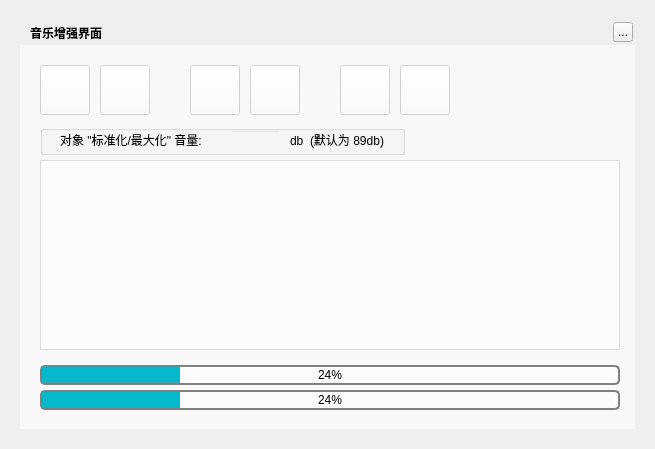
The window that TTKCore/musicUi/musicToolsetswidget/musicvolumegainwidget.ui (Greedysky/TTKMusicPlayer) describes before a commit, drawn with Qt 5.
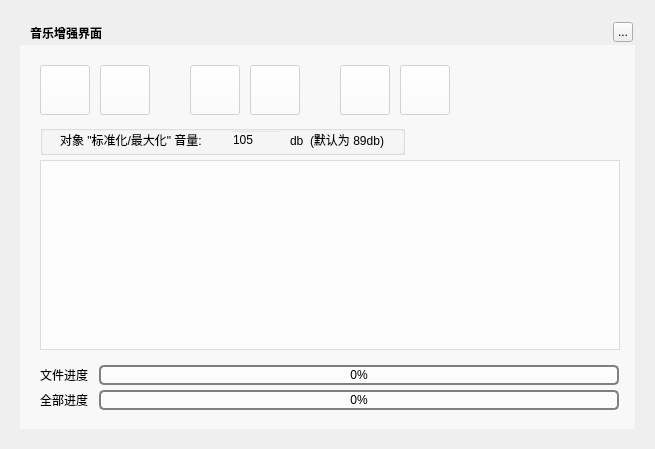
The same window after the commit.

What changed in the file:
```diff
--- a/TTKCore/musicUi/musicToolsetswidget/musicvolumegainwidget.ui
+++ b/TTKCore/musicUi/musicToolsetswidget/musicvolumegainwidget.ui
@@ -144,9 +144,9 @@
    <widget class="QProgressBar" name="progressBar">
     <property name="geometry">
      <rect>
-      <x>20</x>
+      <x>79</x>
       <y>320</y>
-      <width>580</width>
+      <width>520</width>
       <height>20</height>
      </rect>
     </property>
@@ -161,7 +161,7 @@
 }</string>
     </property>
     <property name="value">
-     <number>24</number>
+     <number>0</number>
     </property>
     <property name="alignment">
      <set>Qt::AlignCenter</set>
@@ -170,9 +170,9 @@
    <widget class="QProgressBar" name="progressBar_2">
     <property name="geometry">
      <rect>
-      <x>20</x>
+      <x>79</x>
       <y>345</y>
-      <width>580</width>
+      <width>520</width>
       <height>20</height>
      </rect>
     </property>
@@ -187,7 +187,7 @@
 }</string>
     </property>
     <property name="value">
-     <number>24</number>
+     <number>0</number>
     </property>
     <property name="alignment">
      <set>Qt::AlignCenter</set>
@@ -230,6 +230,9 @@
        <height>20</height>
       </rect>
      </property>
+     <property name="text">
+      <string>105</string>
+     </property>
     </widget>
     <widget class="QLabel" name="label_2">
      <property name="geometry">
@@ -245,6 +248,32 @@
      </property>
     </widget>
    </widget>
+   <widget class="QLabel" name="label_3">
+    <property name="geometry">
+     <rect>
+      <x>20</x>
+      <y>320</y>
+      <width>55</width>
+      <height>20</height>
+     </rect>
+    </property>
+    <property name="text">
+     <string>文件进度</string>
+    </property>
+   </widget>
+   <widget class="QLabel" name="label_4">
+    <property name="geometry">
+     <rect>
+      <x>20</x>
+      <y>345</y>
+      <width>55</width>
+      <height>20</height>
+     </rect>
+    </property>
+    <property name="text">
+     <string>全部进度</string>
+    </property>
+   </widget>
   </widget>
   <zorder>background</zorder>
   <zorder>backgroundMask</zorder>
```
Left out of the diff: 2 changed lines with no effect on the pictures.
